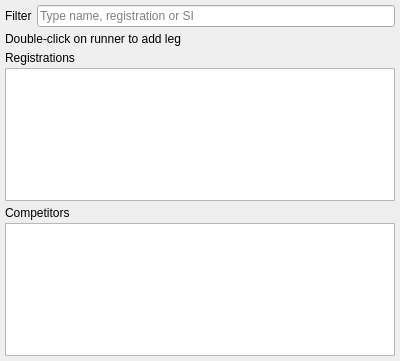
This is quickevent/app/quickevent/plugins/Relays/src/addlegdialogwidget.ui in Quick-Event/quickbox as Qt 5 draws it before an edit. The edited form follows.
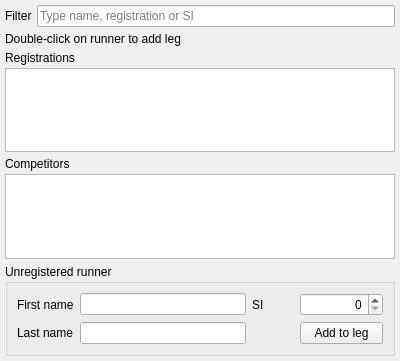
This is the edited form. Custom widgets are drawn as their Qt base class.

Commit message: Relay - can add unregistered runner to relay - fix of #665 Fix missing disconnect in dialog destructor.

The edit to the form file:
```diff
--- a/quickevent/app/quickevent/plugins/Relays/src/addlegdialogwidget.ui
+++ b/quickevent/app/quickevent/plugins/Relays/src/addlegdialogwidget.ui
@@ -13,7 +13,7 @@
   <property name="windowTitle">
    <string>Form</string>
   </property>
-  <layout class="QVBoxLayout" name="verticalLayout" stretch="0,0,0,0">
+  <layout class="QVBoxLayout" name="verticalLayout" stretch="0,0,0,0,0">
    <property name="spacing">
     <number>5</number>
    </property>
@@ -91,6 +91,97 @@
      </item>
     </layout>
    </item>
+   <item>
+    <widget class="QGroupBox" name="groupBox">
+     <property name="title">
+      <string>Unregistered runner</string>
+     </property>
+     <layout class="QGridLayout" name="gridLayout">
+      <item row="0" column="0">
+       <widget class="QLabel" name="label_4">
+        <property name="sizePolicy">
+         <sizepolicy hsizetype="Preferred" vsizetype="Preferred">
+          <horstretch>1</horstretch>
+          <verstretch>0</verstretch>
+         </sizepolicy>
+        </property>
+        <property name="text">
+         <string>First name</string>
+        </property>
+       </widget>
+      </item>
+      <item row="1" column="1">
+       <widget class="QLineEdit" name="edLastName">
+        <property name="sizePolicy">
+         <sizepolicy hsizetype="Expanding" vsizetype="Fixed">
+          <horstretch>4</horstretch>
+          <verstretch>0</verstretch>
+         </sizepolicy>
+        </property>
+       </widget>
+      </item>
+      <item row="1" column="0">
+       <widget class="QLabel" name="label_5">
+        <property name="sizePolicy">
+         <sizepolicy hsizetype="Preferred" vsizetype="Preferred">
+          <horstretch>1</horstretch>
+          <verstretch>0</verstretch>
+         </sizepolicy>
+        </property>
+        <property name="text">
+         <string>Last name</string>
+        </property>
+       </widget>
+      </item>
+      <item row="0" column="1">
+       <widget class="QLineEdit" name="edFirstName">
+        <property name="sizePolicy">
+         <sizepolicy hsizetype="Expanding" vsizetype="Fixed">
+          <horstretch>4</horstretch>
+          <verstretch>0</verstretch>
+         </sizepolicy>
+        </property>
+       </widget>
+      </item>
+      <item row="0" column="2">
+       <widget class="QLabel" name="label_6">
+        <property name="sizePolicy">
+         <sizepolicy hsizetype="Preferred" vsizetype="Preferred">
+          <horstretch>1</horstretch>
+          <verstretch>0</verstretch>
+         </sizepolicy>
+        </property>
+        <property name="text">
+         <string>SI</string>
+        </property>
+       </widget>
+      </item>
+      <item row="0" column="3">
+       <widget class="QSpinBox" name="edSiId">
+        <property name="sizePolicy">
+         <sizepolicy hsizetype="Minimum" vsizetype="Fixed">
+          <horstretch>2</horstretch>
+          <verstretch>0</verstretch>
+         </sizepolicy>
+        </property>
+        <property name="alignment">
+         <set>Qt::AlignRight|Qt::AlignTrailing|Qt::AlignVCenter</set>
+        </property>
+        <property name="maximum">
+         <number>99999999</number>
+        </property>
+       </widget>
+      </item>
+      <item row="1" column="3">
+       <widget class="QPushButton" name="btUseUnregRunner">
+        <property name="text">
+         <string>Add to leg</string>
+        </property>
+       </widget>
+      </item>
+     </layout>
+    </widget>
+   </item>
   </layout>
  </widget>
  <customwidgets>
```
Left out of the diff: 9 changed lines with no effect on the pictures. The commit also changes 2 other files.
